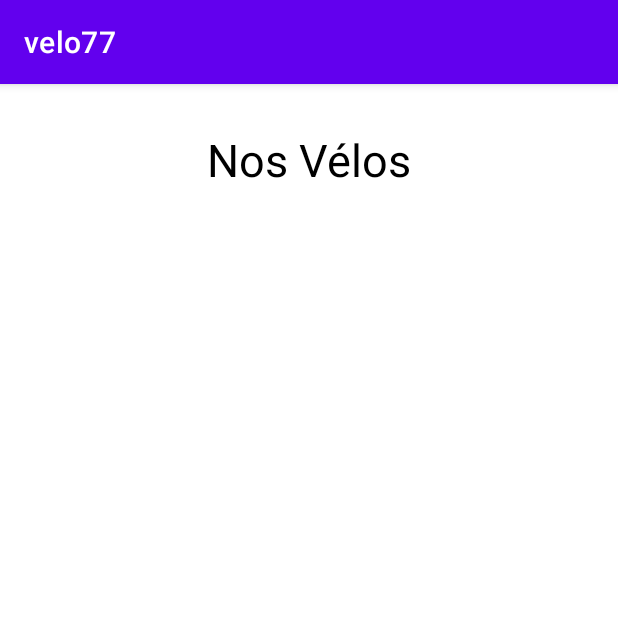
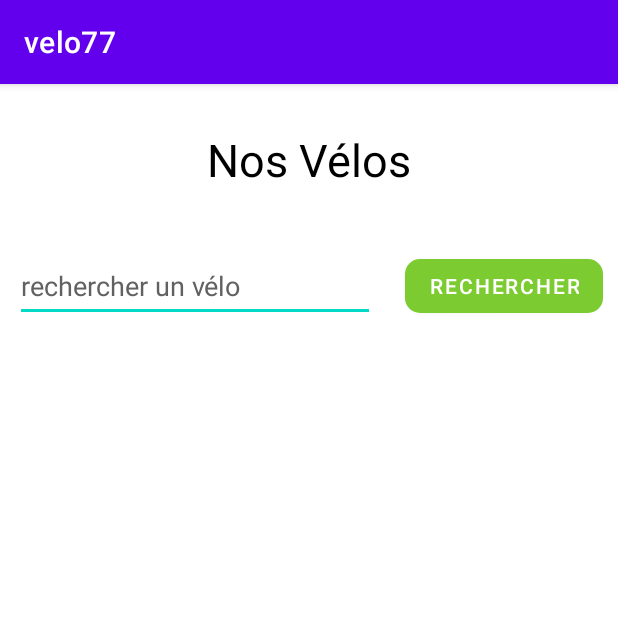
Before and after one commit to NoePigeau/velo77, an Android app: the BikeActivity screen opened directly, with no data from a screen before it, on a phone screen of 412 x 824 dp, the top half of it. Run offline under Robolectric (Android 15) with nearby library versions, the phone set to English and light mode, and no system bars; 2 statements that could not run were skipped.

Commit message:
url barre de recherche

```diff
--- a/frontend/app/src/main/java/com/example/velo77/BikeActivity.java
+++ b/frontend/app/src/main/java/com/example/velo77/BikeActivity.java
@@ -1,8 +1,10 @@
 package com.example.velo77;
 
 import android.os.Bundle;
+import android.view.View;
+import android.widget.Button;
+import android.widget.EditText;
 import android.widget.ListView;
-import android.widget.TextView;
 
 import androidx.appcompat.app.AppCompatActivity;
 
@@ -15,26 +17,39 @@ import java.util.List;
 
 public class BikeActivity extends AppCompatActivity implements NetworkAsyncTask.Listeners  {
 
-    private TextView textView;
     private ListView widget;
-    List<Item> result = new ArrayList<>();
+    private List<Item> result = new ArrayList<>();
+    public EditText edt_bike;
+    private Button btn_search;
+
+    public String bike_name = "";
+
 
     @Override
     protected void onCreate(Bundle savedInstanceState) {
         super.onCreate(savedInstanceState);
         setContentView(R.layout.activity_bike);
 
+        this.edt_bike = findViewById(R.id.edt_bike);
+        this.btn_search =findViewById(R.id.btn_search);
 
-        this.textView = findViewById(R.id.welcome);
+        executeHttpRequest();
 
-        this.executeHttpRequest();
+        this.btn_search.setOnClickListener(new View.OnClickListener() {
+            @Override
+            public void onClick(View v) {
+
+                bike_name = edt_bike.getText().toString();
+                result.clear();
+                executeHttpRequest();
 
 
-    }
+            }
+        });
 
-    private void executeHttpRequest(){
-        //new NetworkAsyncTask(this).execute("https://ghibliapi.herokuapp.com/films");
-        new NetworkAsyncTask(this).execute("http://10.0.2.2/velo77/backend/api/item/list.php");
+
+
+
     }
 
     @Override
@@ -69,15 +84,24 @@ public class BikeActivity extends AppCompatActivity implements NetworkAsyncTask.
 
     private void addBike( String response ) throws JSONException {
 
-         JSONArray json = new JSONArray( response );
-         //this.textView.setText(json.toString());
+        JSONArray json = new JSONArray( response );
+        //this.textView.setText(json.toString());
 
-        for( int i = 0 ; i < 3 ; i++) {
+        for( int i = 0 ; i < json.length() ; i++) {
             this.result.add( new Item(json.getJSONObject(i).getString("id"), json.getJSONObject(i).getString("name") ) );
         }
 
     }
 
+    public void executeHttpRequest(){
+        String url = "http://10.0.2.2/velo77/backend/api/item/list.php?name=" + bike_name;
+        //String url = "https://ghibliapi.herokuapp.com/" + bike_name;
+
+        new NetworkAsyncTask(this).execute(url);
+    }
+
+
+
 
 
 
--- a/frontend/app/src/main/res/layout/activity_bike.xml
+++ b/frontend/app/src/main/res/layout/activity_bike.xml
@@ -22,6 +22,34 @@
         android:textColor="@color/black"
         android:textSize="30dp" />
 
+    <LinearLayout
+        android:layout_width="match_parent"
+        android:layout_height="wrap_content"
+        android:orientation="horizontal">
+
+        <EditText
+            android:layout_margin="10dp"
+            android:layout_width="240dp"
+            android:layout_height="match_parent"
+            android:hint="rechercher un vélo"
+            android:textColorHint="#616161"
+            android:textColor="@color/black"
+            android:id="@+id/edt_bike"/>
+
+        <Button
+            android:layout_margin="10dp"
+            android:id="@+id/btn_search"
+            android:layout_width="wrap_content"
+            android:layout_height="match_parent"
+            android:layout_gravity="center"
+            android:text="Rechercher"
+            app:backgroundTint="#7CCB31"
+            app:cornerRadius="10dp" />
+
+    </LinearLayout>
+
+
+
 
         <ListView
 
```
